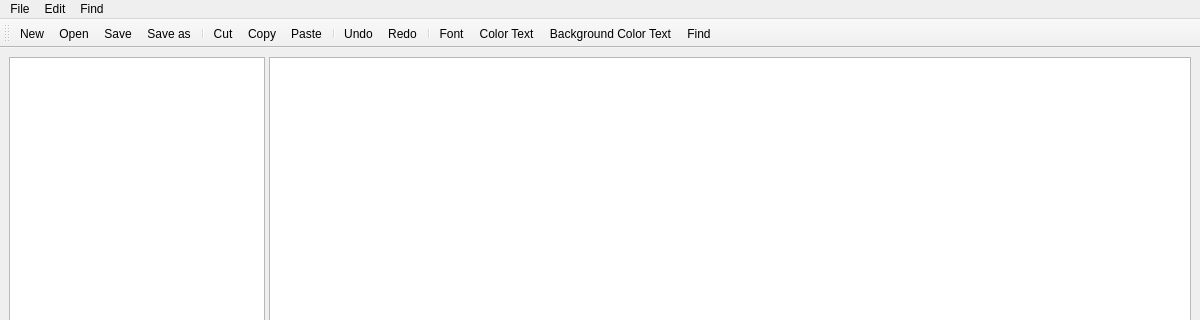
This is app/src/mainwindow.ui in ailchuk/utext as Qt 5 draws it before an edit; both pictures show x 0 to 1200 and y 0 to 320 of the 1200 by 800 pixel window. The edited form follows.
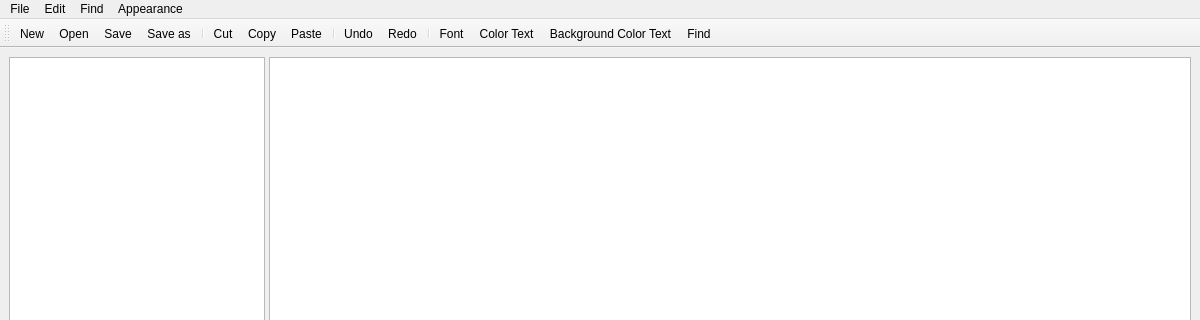
This is the edited form. Icons and pictures are not drawn.

What changed in the file:
```diff
--- a/app/src/mainwindow.ui
+++ b/app/src/mainwindow.ui
@@ -116,9 +116,17 @@
     </property>
     <addaction name="actionFind"/>
    </widget>
+   <widget class="QMenu" name="menuAppearance">
+    <property name="title">
+     <string>Appearance</string>
+    </property>
+    <addaction name="actionLight_theme"/>
+    <addaction name="actionDark_theme"/>
+   </widget>
    <addaction name="menuFile"/>
    <addaction name="menuEdit"/>
    <addaction name="menuFind"/>
+   <addaction name="menuAppearance"/>
   </widget>
   <widget class="QStatusBar" name="statusbar"/>
   <widget class="QToolBar" name="toolBar">
```
Left out of the diff: 25 changed lines with no effect on the pictures.
